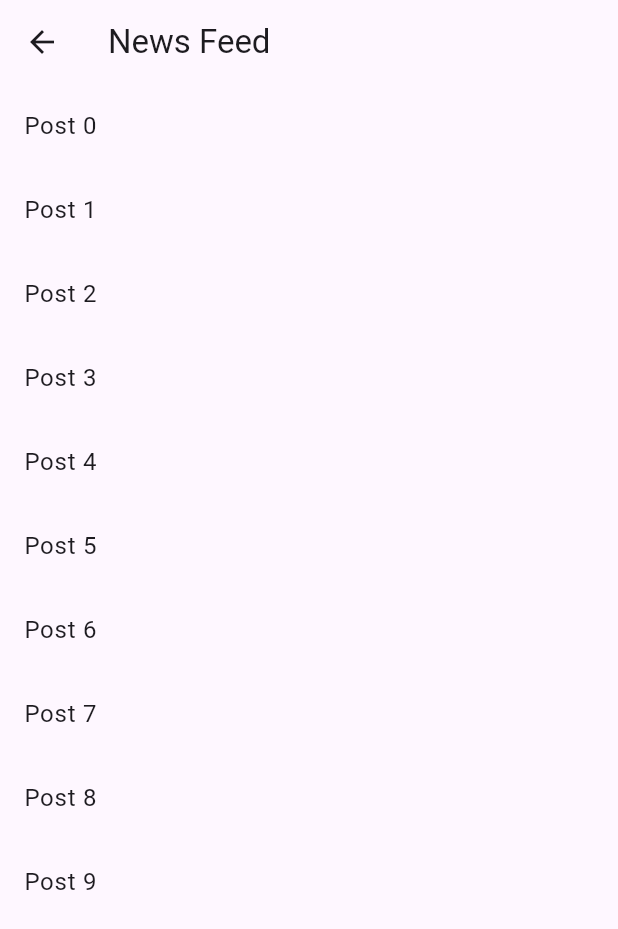
After one commit to eushaahmed08/Aid-Able, a Flutter app: the NewsFeedPage screen opened directly, on a phone screen of 412 x 824 dp. The commit adds this screen. Shown: the top 929 px of the screen. Run offline on Flutter 3.47's test engine with Material 3 defaults, Android fonts, the phone set to English and light mode, and no system bars; our stand-ins replace animated_splash_screen, firebase_auth, firebase_core, google_sign_in; accounts and stored records are empty; network calls fail.

Commit message:
started creating newsfeed

```diff
--- /dev/null
+++ b/lib/pages/news_feed_page.dart
@@ -0,0 +1,25 @@
+// news_feed_page.dart
+
+import 'package:flutter/material.dart';
+
+class NewsFeedPage extends StatelessWidget {
+  const NewsFeedPage({super.key});
+
+  @override
+  Widget build(BuildContext context) {
+    return Scaffold(
+      appBar: AppBar(
+        title: const Text('News Feed'),
+      ),
+      body: ListView.builder(
+        itemCount: 10, // Replace with the actual number of posts
+        itemBuilder: (context, index) {
+          return ListTile(
+            title: Text('Post $index'),
+            // You can customize the ListTile as per your requirements
+          );
+        },
+      ),
+    );
+  }
+}
--- a/lib/second_page.dart
+++ b/lib/pages/second_page.dart
@@ -1,4 +1,3 @@
-
 //import 'package:aid_able/pages/auth_page.dart';
 import 'package:flutter/material.dart';
 import 'package:animated_splash_screen/animated_splash_screen.dart';
--- a/pubspec.yaml
+++ b/pubspec.yaml
@@ -37,6 +37,7 @@ dependencies:
   cupertino_icons: ^1.0.2
   firebase_auth: ^4.16.0
   firebase_core: ^2.24.2
+  cloud_firestore: 4.14.0
 
   google_sign_in: ^6.2.1
   animated_splash_screen: ^1.3.0
```
Also changed, not shown: lib/main.dart (+5 -6 lines), lib/pages/home_page.dart (+10 -0 lines), lib/pages/ThirtdPage.dart (renamed from lib/ThirtdPage.dart), lib/pages/first_page.dart (renamed from lib/first_page.dart), pubspec.lock, 3 other files.
